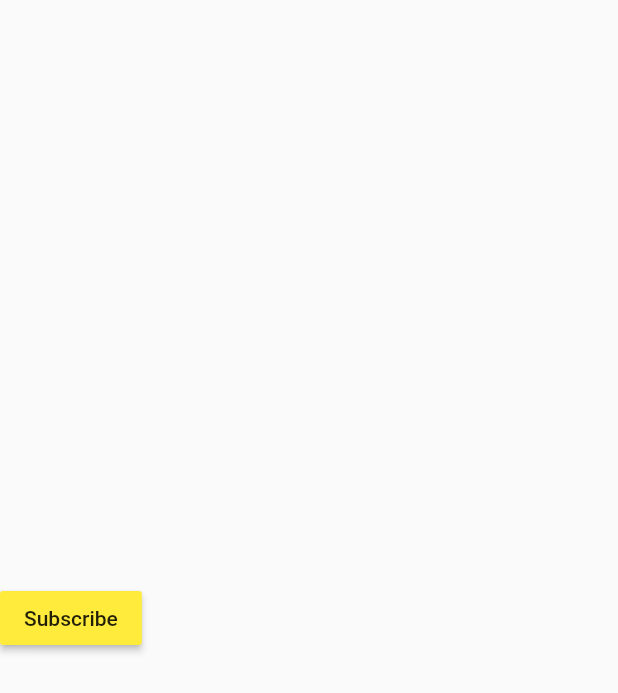
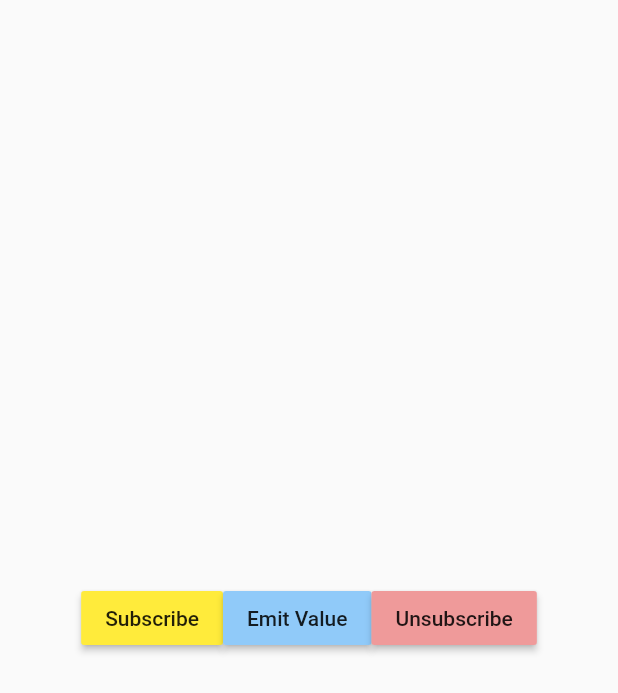
Before and after one commit to ekoRemDev/flutter_stream_basic, a Flutter app: the screen it shows after launch, after a tap on "Subscribe", on a phone screen of 412 x 824 dp. Shown: the top 693 px of the screen. Run offline on Flutter 3.47's test engine with Material 2 defaults, Android fonts, the phone set to English and light mode, and no system bars.

Commit message:
manuel stream

```diff
--- a/lib/main.dart
+++ b/lib/main.dart
@@ -1,4 +1,5 @@
 import 'dart:async';
+import 'dart:math';
 
 import 'package:flutter/material.dart';
 
@@ -11,30 +12,68 @@ class MyApp extends StatefulWidget {
 }
 
 class _MyAppState extends State<MyApp> {
+  // todo 1 create a stream controller
+  StreamController<double> controller = StreamController<double>.broadcast();
 
-  // todo 1 create a stream controller
-  StreamController<double> controller = StreamController();
-
+  StreamSubscription<double> streamSubscription;
 
   @override
   Widget build(BuildContext context) {
     return MaterialApp(
       title: 'Flutter Demo',
       home: Scaffold(
-        body: Center(child: Row(children: <Widget>[
-          MaterialButton(
-            child: Text("Subscribe"),
-            color: Colors.yellow,
-            onPressed: (){
-              // todo 2 access the controller
-              Stream stream = controller.stream;
-              stream.listen((value){
-                print(value);
-              });
-            },
-          )
-        ],),),
+        body: Center(
+          child: Row(
+            mainAxisSize: MainAxisSize.min,
+            children: <Widget>[
+              MaterialButton(
+                child: Text("Subscribe"),
+                color: Colors.yellow,
+                onPressed: () async{
+
+//                  Stream stream = controller.stream;
+//                  streamSubscription = stream.listen((value) {
+//                    print(value);
+//                  });
+
+//                var value1 = await getDelayedRandomValue();
+//                var value2 = await getDelayedRandomValue();
+
+
+                getDelayedRandomValue().listen((value){
+                  print("value from stream $value");
+                });
+
+                },
+              ),
+              MaterialButton(
+                child: Text("Emit Value"),
+                color: Colors.blue[200],
+                onPressed: (){
+                  controller.add(12);
+                },
+              ),
+              MaterialButton(
+                child: Text("Unsubscribe"),
+                color: Colors.red[200],
+                onPressed: (){
+                  streamSubscription.cancel();
+                },
+              ),
+            ],
+          ),
+        ),
       ),
     );
   }
+
+  Stream<double> getDelayedRandomValue() async*{
+    var random = Random();
+
+    while(true){
+      await Future.delayed(Duration(seconds: 1));
+      yield random.nextDouble();
+    }
+
+  }
 }
```
